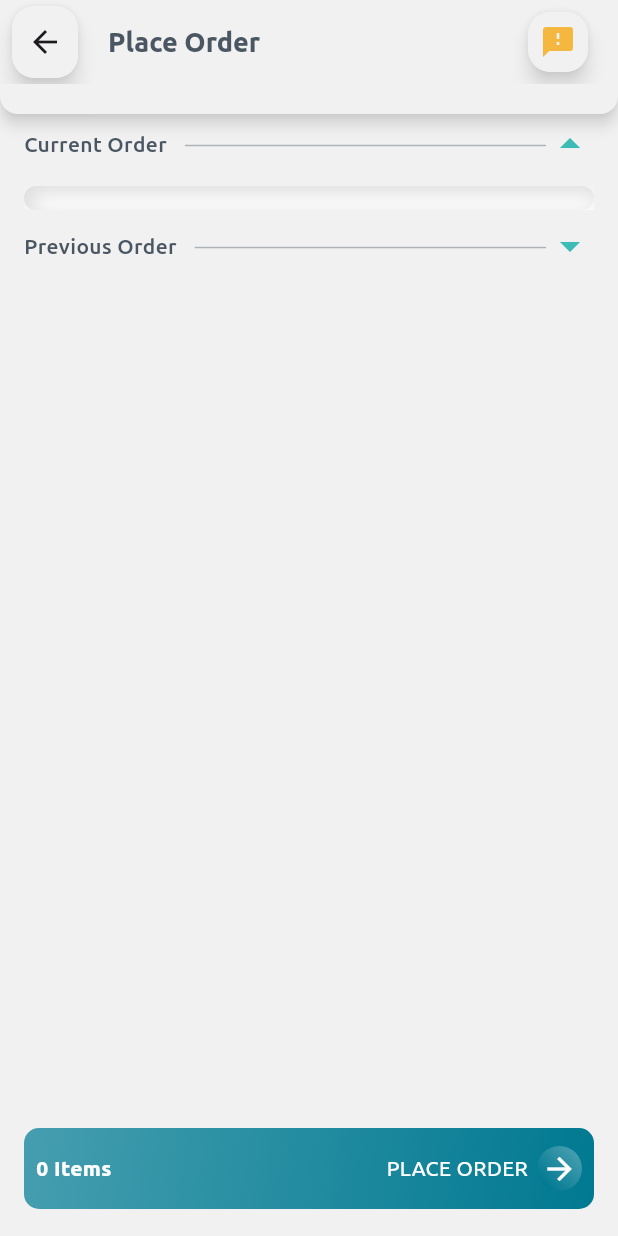
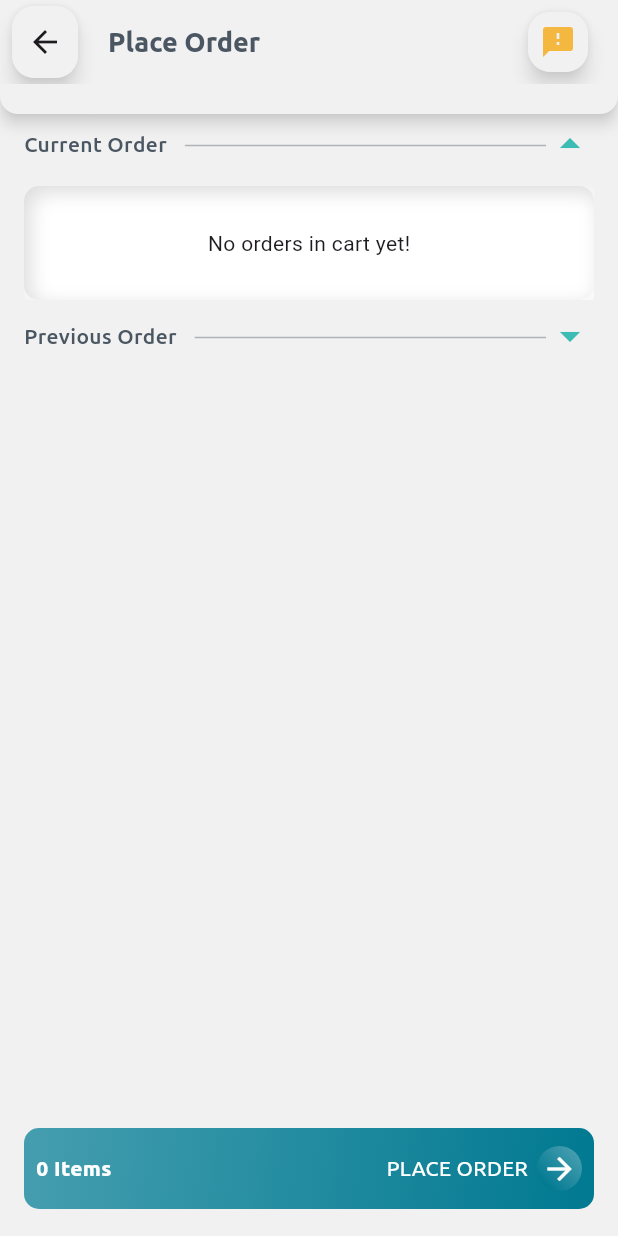
Before and after one commit to KshitizDayal/grarri_assignment, a Flutter app: the screen it shows after launch, item 3 of the bottom bar chosen, on a phone screen of 412 x 824 dp. Run offline on Flutter 3.47's test engine with Material 3 defaults, Android fonts, the phone set to English and light mode, and no system bars; our stand-ins replace flutter_svg; project files that could hold a hidden picture were left out.

Commit message:
almost almost done

```diff
--- a/lib/screens/menuscreens/menuscreen.dart
+++ b/lib/screens/menuscreens/menuscreen.dart
@@ -5,8 +5,8 @@ class MenuScreen extends StatelessWidget {
 
   @override
   Widget build(BuildContext context) {
-    return Container(
-      child: Text("hi"),
+    return const Center(
+      child: Text("Menu Screen coming soon"),
     );
   }
 }
--- a/lib/screens/ordersscreens/place_order_screen.dart
+++ b/lib/screens/ordersscreens/place_order_screen.dart
@@ -90,41 +90,70 @@ class PlaceOrderScreen extends StatelessWidget {
                                       offset: Offset(4, 4)),
                                 ],
                               ),
-                              child: ListView.builder(
-                                itemCount: _orderProvider.cartItems.length,
+                              child: _orderProvider.cartItems.isEmpty
+                                  ? const SizedBox(
+                                      height: 60,
+                                      child: Center(
+                                        child: Text("No orders in cart yet!"),
+                                      ),
+                                    )
+                                  : Column(
+                                      mainAxisAlignment:
+                                          MainAxisAlignment.start,
+                                      crossAxisAlignment:
+                                          CrossAxisAlignment.start,
+                                      children: [
+                                        ListView.builder(
+                                          itemCount:
+                                              _orderProvider.cartItems.length,
                                           shrinkWrap: true,
-                                physics: const NeverScrollableScrollPhysics(),
+                                          physics:
+                                              const NeverScrollableScrollPhysics(),
                                           itemBuilder: (context, index) {
                                             return CartItems(
                                               isOrderPlaced: false,
                                               dishName: _orderProvider
-                                            .cartItems[index].dishName ??
+                                                      .cartItems[index]
+                                                      .dishName ??
                                                   "",
-                                    price:
-                                        _orderProvider.cartItems[index].price ??
+                                              price: _orderProvider
+                                                      .cartItems[index].price ??
                                                   0,
-                                    quantity:
-                                        _orderProvider.cartItems[index].count ??
+                                              quantity: _orderProvider
+                                                      .cartItems[index].count ??
                                                   0,
                                               bottomWidget: CountButton(
                                                   increment: () {
-                                          _orderProvider.addItemToCart(
-                                              _orderProvider.cartItems[index]);
+                                                    _orderProvider
+                                                        .addItemToCart(
+                                                            _orderProvider
+                                                                    .cartItems[
+                                                                index]);
                                                   },
                                                   decrement: () {
-                                          _orderProvider.removeItemToCart(
-                                              _orderProvider.cartItems[index]);
+                                                    _orderProvider
+                                                        .removeItemToCart(
+                                                            _orderProvider
+                                                                    .cartItems[
+                                                                index]);
                                                   },
-                                        count: _orderProvider.cartItems
-                                                .firstWhere((element) =>
-                                                    element.dishId ==
+                                                  count: _orderProvider
+                                                          .cartItems
+                                                          .firstWhere(
+                                                              (element) =>
+                                                                  element
+                                                                      .dishId ==
                                                                   _orderProvider
-                                                        .cartItems[index]
+                                                                      .cartItems[
+                                                                          index]
                                                                       .dishId)
                                                           .count ??
                                                       0),
                                             );
                                           },
+                                        ),
+                                        const CookingInstruction(),
+                                      ],
                                     ),
                             ),
                           ],
@@ -151,11 +180,25 @@ class PlaceOrderScreen extends StatelessWidget {
                                       offset: Offset(4, 4)),
                                 ],
                               ),
-                              child: ListView.builder(
-                                itemCount:
-                                    _orderProvider.previouOrderItems.length,
+                              child: _orderProvider.previouOrderItems.isEmpty
+                                  ? const SizedBox(
+                                      height: 60,
+                                      child: Center(
+                                        child: Text("No previous orders yet!"),
+                                      ),
+                                    )
+                                  : Column(
+                                      mainAxisAlignment:
+                                          MainAxisAlignment.start,
+                                      crossAxisAlignment:
+                                          CrossAxisAlignment.start,
+                                      children: [
+                                        ListView.builder(
+                                          itemCount: _orderProvider
+                                              .previouOrderItems.length,
                                           shrinkWrap: true,
-                                physics: const NeverScrollableScrollPhysics(),
+                                          physics:
+                                              const NeverScrollableScrollPhysics(),
                                           itemBuilder: (context, index) {
                                             return CartItems(
                                               isOrderPlaced: true,
@@ -164,23 +207,28 @@ class PlaceOrderScreen extends StatelessWidget {
                                                       .dishName ??
                                                   "",
                                               price: _orderProvider
-                                            .previouOrderItems[index].price ??
+                                                      .previouOrderItems[index]
+                                                      .price ??
                                                   0,
                                               quantity: _orderProvider
-                                            .previouOrderItems[index].count ??
+                                                      .previouOrderItems[index]
+                                                      .count ??
                                                   0,
                                               bottomWidget: CountButton(
                                                   increment: () {
                                                     _orderProvider.addItemToCart(
                                                         _orderProvider
-                                                  .previouOrderItems[index]);
+                                                                .previouOrderItems[
+                                                            index]);
                                                   },
                                                   decrement: () {
                                                     _orderProvider.removeItemToCart(
                                                         _orderProvider
-                                                  .previouOrderItems[index]);
+                                                                .previouOrderItems[
+                                                            index]);
                                                   },
-                                        count: _orderProvider.previouOrderItems
+                                                  count: _orderProvider
+                                                          .previouOrderItems
                                                           .firstWhere((element) =>
                                                               element.dishId ==
                                                               _orderProvider
@@ -191,6 +239,9 @@ class PlaceOrderScreen extends StatelessWidget {
                                                       0),
                                             );
                                           },
+                                        ),
+                                        const CookingInstruction(),
+                                      ],
                                     ),
                             ),
                           ],
--- a/packages/grarri_ds/lib/grarri_ds.dart
+++ b/packages/grarri_ds/lib/grarri_ds.dart
@@ -11,6 +11,7 @@ export 'widgets/item_container_horizontal.dart';
 export 'widgets/add_button.dart';
 export 'widgets/cart_items.dart';
 export 'widgets/count_button.dart';
+export 'widgets/cooking_instruction.dart';
 
 export 'miscellaneous/customexpansion_tile.dart';
 
--- a/pubspec.yaml
+++ b/pubspec.yaml
@@ -39,6 +39,7 @@ dependencies:
   provider: ^6.1.2
   badges: ^3.1.2
   responsive_framework: ^1.5.1
+  flutter_svg: ^2.0.10+1
 
 
 
```
Also changed, not shown: lib/screens/bottom_navigation_screen.dart (+35 -6 lines), packages/grarri_ds/lib/widgets/cooking_instruction.dart (added, +28 -0 lines), assets/images/bolt_black.svg (added), pubspec.lock. Lines whose indentation alone changed are shown as unchanged.
